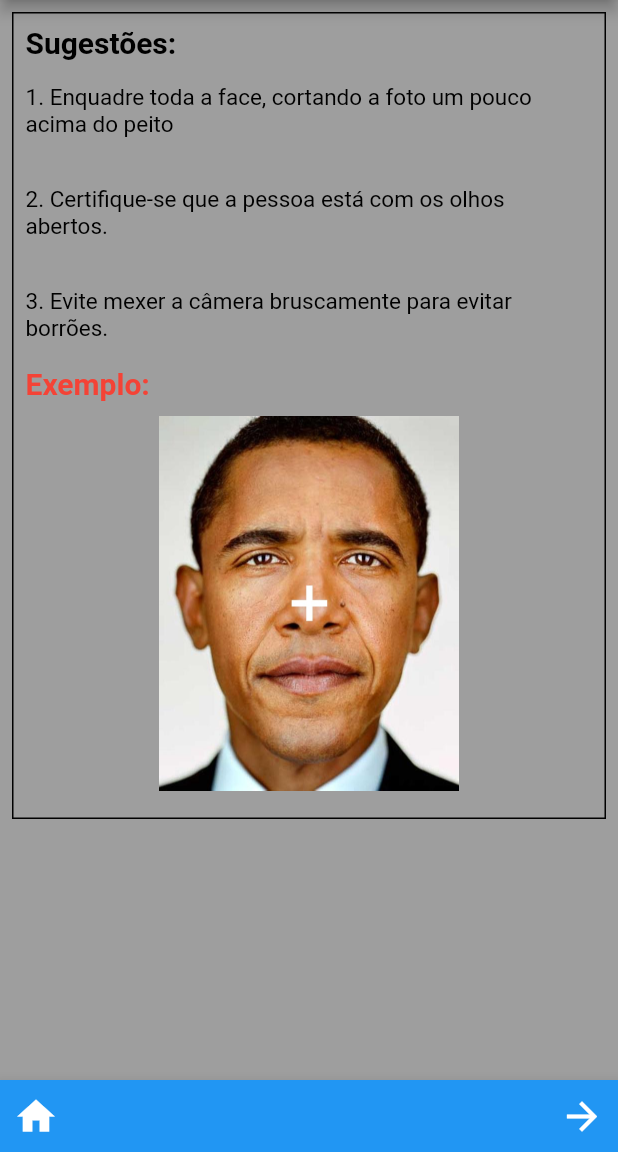
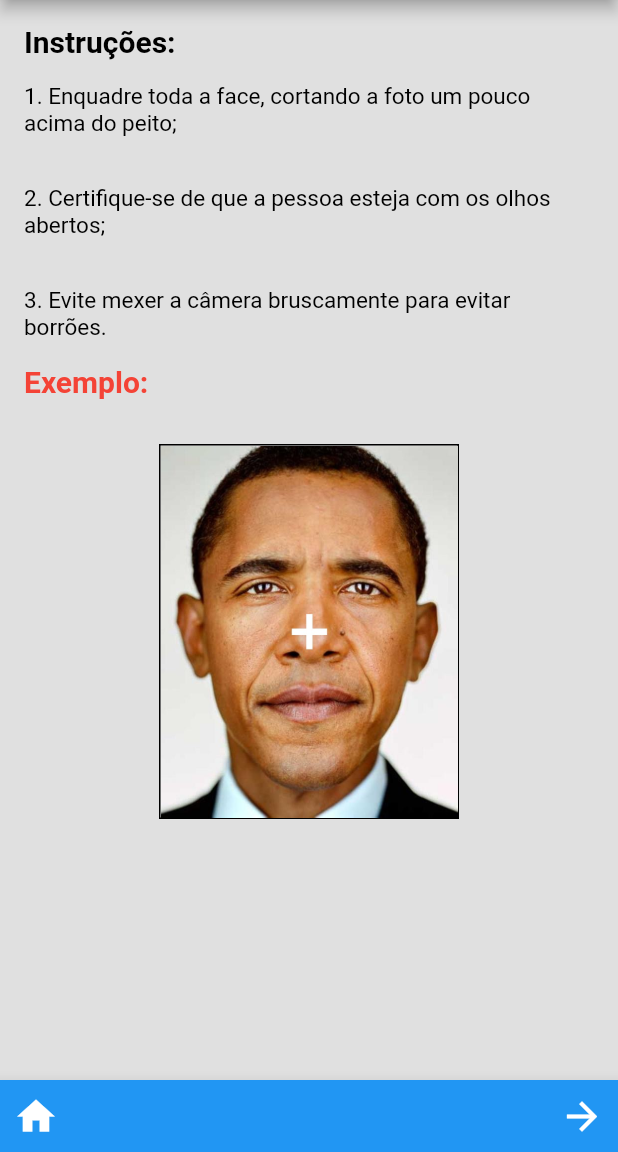
Before and after one commit to joaofavara/missing-finder-flutter, a Flutter app: the InstrucoesFoto screen opened by its route, on a phone screen of 412 x 824 dp, the part 84-1236 px from its top. Run offline on Flutter 3.47's test engine with Material 2 defaults, Android fonts, the light colour scheme and no system bars; our stand-ins replace google_maps_flutter, image_picker, location; missing offline and left inert: flutter_config; network calls fail.

Commit message:
Refina tela de instruções de foto

```diff
--- a/lib/Screen/InstrucoesFoto.dart
+++ b/lib/Screen/InstrucoesFoto.dart
@@ -19,7 +19,7 @@ class InstrucoesFoto extends StatelessWidget {
       appBar: AppBar(
         title: Text('Missing Finder'),
       ),
-      backgroundColor: Colors.grey,
+      backgroundColor: Colors.grey[300],
       bottomNavigationBar: BottomAppBar(
         color: Colors.blue,
         child: Row(
@@ -45,17 +45,13 @@ class InstrucoesFoto extends StatelessWidget {
       body: Container(
         margin: EdgeInsets.all(8.0),
         padding: EdgeInsets.all(8.0),
-        decoration: BoxDecoration(
-          color: Colors.grey,
-          border: Border.all(),
-        ),
         child: Column(
           mainAxisSize: MainAxisSize.min,
           children: [
             Row(
               children: [
                 Text(
-                  'Sugestões:',
+                  'Instruções:',
                   style: TextStyle(
                       color: Colors.black,
                       fontSize: 20,
@@ -71,7 +67,7 @@ class InstrucoesFoto extends StatelessWidget {
                 horizontal: 0,
               ),
               child: Text(
-                '1. Enquadre toda a face, cortando a foto um pouco acima do peito',
+                '1. Enquadre toda a face, cortando a foto um pouco acima do peito;',
                 style: TextStyle(
                   color: Colors.black,
                   fontSize: 15,
@@ -86,7 +82,7 @@ class InstrucoesFoto extends StatelessWidget {
                 horizontal: 0,
               ),
               child: Text(
-                '2. Certifique-se que a pessoa está com os olhos abertos.',
+                '2. Certifique-se de que a pessoa esteja com os olhos abertos;',
                 style: TextStyle(
                   color: Colors.black,
                   fontSize: 15,
@@ -119,10 +115,21 @@ class InstrucoesFoto extends StatelessWidget {
                 ),
               ],
             ),
-            Image.asset(
-              'assets/imagens/Obama.jpg',
-              width: 200,
-              height: 270,
+            Padding(
+                padding: EdgeInsets.symmetric(vertical: 30.0),
+                child: Container(
+                decoration: BoxDecoration(
+                  border: Border.all(),
+                ),
+                child: Expanded (
+                  child: Image.asset(
+                    'assets/imagens/Obama.jpg',
+                    fit: BoxFit.cover
+                  ),
+                ),
+                height: 250,
+                width: 200,
+              ),
             ),
           ],
         ),
```
